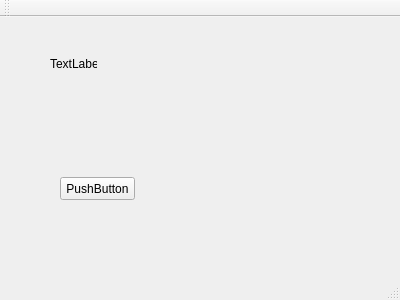
Above: qtMercadoBitcoin/mercadobitcoin.ui from jmarcolan/qtMercadoBitcoin before the change. Below: the same form after it.
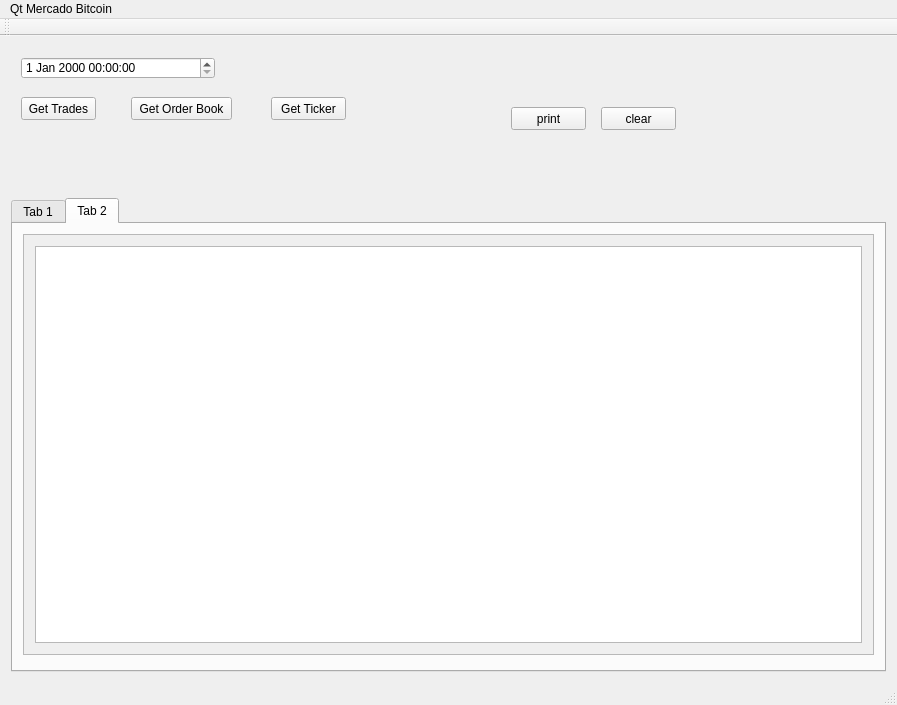
That is the form after the change. The open tabs and pages were chosen to show the change. Custom widgets are drawn as their Qt base class.

What changed in the file:
```diff
--- a/qtMercadoBitcoin/mercadobitcoin.ui
+++ b/qtMercadoBitcoin/mercadobitcoin.ui
@@ -6,50 +6,192 @@
    <rect>
     <x>0</x>
     <y>0</y>
-    <width>400</width>
-    <height>300</height>
+    <width>897</width>
+    <height>705</height>
    </rect>
   </property>
   <property name="windowTitle">
    <string>MercadoBitcoin</string>
   </property>
   <widget class="QWidget" name="centralWidget">
-   <widget class="QPushButton" name="pushButton">
-    <property name="geometry">
-     <rect>
-      <x>60</x>
-      <y>160</y>
-      <width>75</width>
-      <height>23</height>
-     </rect>
-    </property>
-    <property name="text">
-     <string>PushButton</string>
-    </property>
-   </widget>
-   <widget class="QLabel" name="label">
-    <property name="geometry">
-     <rect>
-      <x>50</x>
-      <y>40</y>
-      <width>47</width>
-      <height>13</height>
-     </rect>
-    </property>
-    <property name="text">
-     <string>TextLabel</string>
-    </property>
-   </widget>
+   <layout class="QVBoxLayout" name="verticalLayout_4">
+    <item>
+     <widget class="QWidget" name="widget" native="true">
+      <property name="minimumSize">
+       <size>
+        <width>0</width>
+        <height>145</height>
+       </size>
+      </property>
+      <property name="maximumSize">
+       <size>
+        <width>16777215</width>
+        <height>150</height>
+       </size>
+      </property>
+      <widget class="QPushButton" name="pushButton">
+       <property name="geometry">
+        <rect>
+         <x>260</x>
+         <y>50</y>
+         <width>75</width>
+         <height>23</height>
+        </rect>
+       </property>
+       <property name="text">
+        <string>Get Ticker</string>
+       </property>
+      </widget>
+      <widget class="QPushButton" name="pbGetTrades">
+       <property name="geometry">
+        <rect>
+         <x>10</x>
+         <y>50</y>
+         <width>75</width>
+         <height>23</height>
+        </rect>
+       </property>
+       <property name="text">
+        <string>Get Trades</string>
+       </property>
+      </widget>
+      <widget class="QDateTimeEdit" name="dteInicio">
+       <property name="geometry">
+        <rect>
+         <x>10</x>
+         <y>10</y>
+         <width>194</width>
+         <height>22</height>
+        </rect>
+       </property>
+      </widget>
+      <widget class="QPushButton" name="pbGetOrderBook">
+       <property name="geometry">
+        <rect>
+         <x>120</x>
+         <y>50</y>
+         <width>101</width>
+         <height>23</height>
+        </rect>
+       </property>
+       <property name="text">
+        <string>Get Order Book</string>
+       </property>
+      </widget>
+      <widget class="QPushButton" name="pbTeste">
+       <property name="geometry">
+        <rect>
+         <x>500</x>
+         <y>60</y>
+         <width>75</width>
+         <height>23</height>
+        </rect>
+       </property>
+       <property name="text">
+        <string>print</string>
+       </property>
+      </widget>
+      <widget class="QPushButton" name="pbClear">
+       <property name="geometry">
+        <rect>
+         <x>590</x>
+         <y>60</y>
+         <width>75</width>
+         <height>23</height>
+        </rect>
+       </property>
+       <property name="text">
+        <string>clear</string>
+       </property>
+      </widget>
+     </widget>
+    </item>
+    <item>
+     <widget class="QTabWidget" name="tabWidget">
+      <property name="currentIndex">
+       <number>0</number>
+      </property>
+      <widget class="QWidget" name="tab">
+       <attribute name="title">
+        <string>Tab 1</string>
+       </attribute>
+       <layout class="QVBoxLayout" name="verticalLayout_3">
+        <item>
+         <widget class="QScrollArea" name="scrollArea_2">
+          <property name="widgetResizable">
+           <bool>true</bool>
+          </property>
+          <widget class="QWidget" name="scrollAreaWidgetContents_2">
+           <property name="geometry">
+            <rect>
+             <x>0</x>
+             <y>0</y>
+             <width>853</width>
+             <height>437</height>
+            </rect>
+           </property>
+           <layout class="QVBoxLayout" name="verticalLayout">
+            <item>
+             <widget class="QCustomPlot" name="widCuston" native="true"/>
+            </item>
+           </layout>
+          </widget>
+         </widget>
+        </item>
+       </layout>
+      </widget>
+      <widget class="QWidget" name="tab_2">
+       <attribute name="title">
+        <string>Tab 2</string>
+       </attribute>
+       <widget class="QScrollArea" name="scrollArea">
+        <property name="geometry">
+         <rect>
+          <x>10</x>
+          <y>10</y>
+          <width>851</width>
+          <height>421</height>
+         </rect>
+        </property>
+        <property name="widgetResizable">
+         <bool>true</bool>
+        </property>
+        <widget class="QWidget" name="scrollAreaWidgetContents">
+         <property name="geometry">
+          <rect>
+           <x>0</x>
+           <y>0</y>
+           <width>849</width>
+           <height>419</height>
+          </rect>
+         </property>
+         <layout class="QVBoxLayout" name="verticalLayout_2">
+          <item>
+           <widget class="QTableWidget" name="taWiOHLC"/>
+          </item>
+         </layout>
+        </widget>
+       </widget>
+      </widget>
+     </widget>
+    </item>
+   </layout>
   </widget>
   <widget class="QMenuBar" name="menuBar">
    <property name="geometry">
     <rect>
      <x>0</x>
      <y>0</y>
-     <width>400</width>
+     <width>897</width>
      <height>21</height>
     </rect>
    </property>
+   <widget class="QMenu" name="menuQt_Mercado_Bitcoin">
+    <property name="title">
+     <string>Qt Mercado Bitcoin</string>
+    </property>
+   </widget>
+   <addaction name="menuQt_Mercado_Bitcoin"/>
   </widget>
   <widget class="QToolBar" name="mainToolBar">
    <attribute name="toolBarArea">
@@ -62,6 +204,14 @@
   <widget class="QStatusBar" name="statusBar"/>
  </widget>
  <layoutdefault spacing="6" margin="11"/>
+ <customwidgets>
+  <customwidget>
+   <class>QCustomPlot</class>
+   <extends>QWidget</extends>
+   <header>qcustomplot.h</header>
+   <container>1</container>
+  </customwidget>
+ </customwidgets>
  <resources/>
  <connections/>
 </ui>
```
